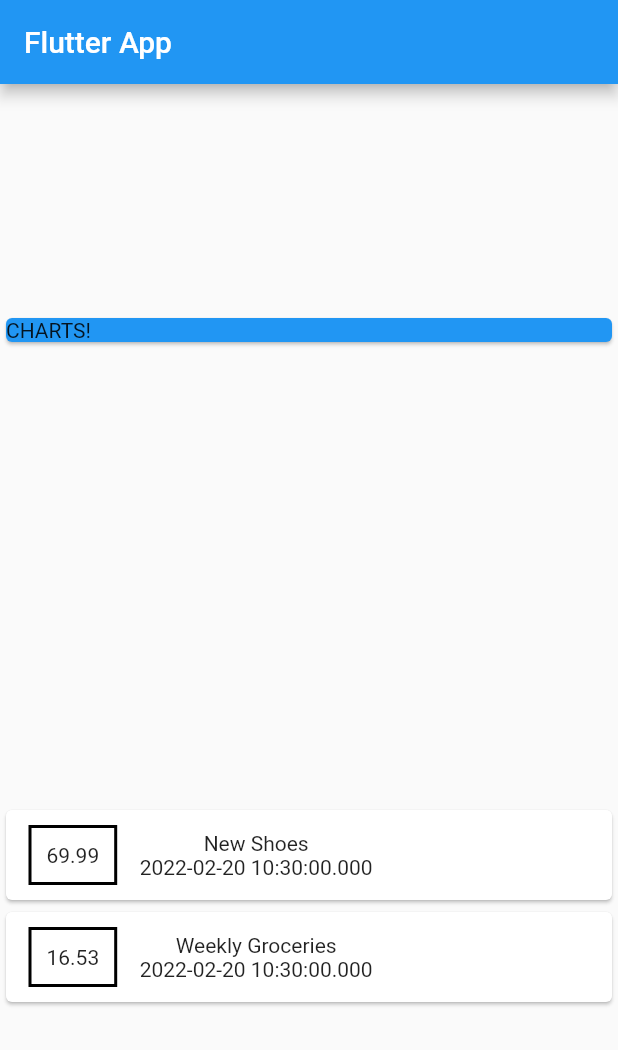
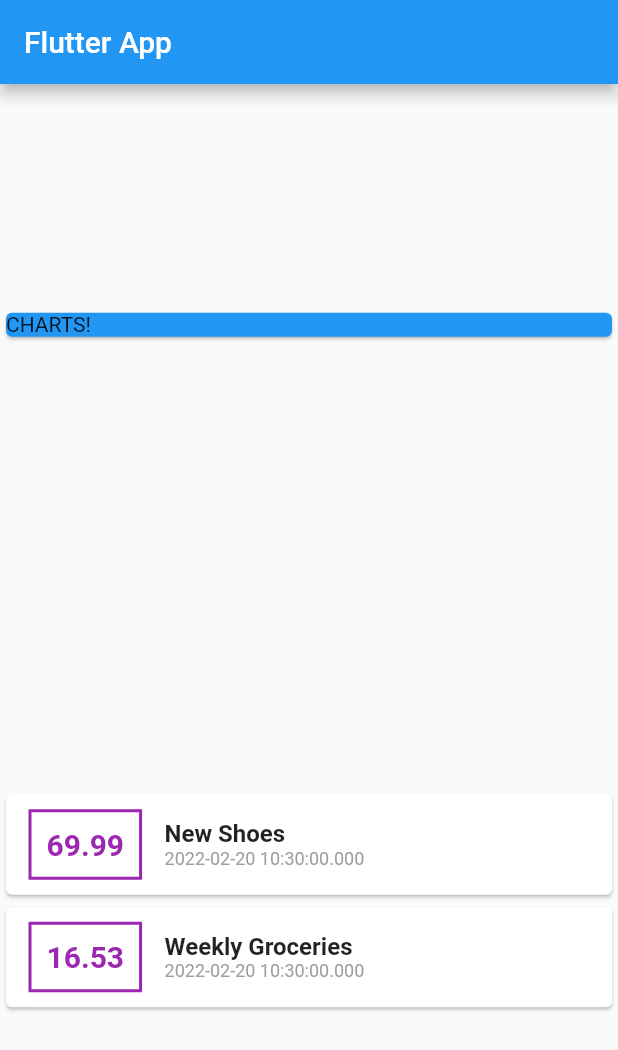
Before and after one commit to davidcopano/flutter_personal_expenses_app, a Flutter app: the screen it shows after launch, on a phone screen of 412 x 824 dp. Shown: the top 1050 px of the screen. Run offline on Flutter 3.47's test engine with Material 2 defaults, Android fonts, the phone set to English and light mode, and no system bars.

Commit message:
Following the course

```diff
--- a/lib/main.dart
+++ b/lib/main.dart
@@ -29,11 +29,13 @@ class MyHomePage extends StatelessWidget {
     ),
   ];
 
+  MyHomePage({Key key}) : super(key: key);
+
   @override
   Widget build(BuildContext context) {
     return Scaffold(
       appBar: AppBar(
-        title: Text('Flutter App'),
+        title: const Text('Flutter App'),
       ),
       body: Column(
         mainAxisAlignment: MainAxisAlignment.spaceAround,
@@ -41,7 +43,7 @@ class MyHomePage extends StatelessWidget {
         children: [
           Container(
             width: double.infinity,
-            child: Card(
+            child: const Card(
               color: Colors.blue,
               child: Text('CHARTS!'),
             ),
@@ -52,23 +54,43 @@ class MyHomePage extends StatelessWidget {
                 child: Row(
                   children: [
                     Container(
-                      margin: EdgeInsets.symmetric(
+                      margin: const EdgeInsets.symmetric(
                         vertical: 10,
                         horizontal: 15,
                       ),
-                      padding: EdgeInsets.all(10),
+                      padding: const EdgeInsets.all(10),
                       decoration: BoxDecoration(
                         border: Border.all(
-                          color: Colors.black,
+                          color: Colors.purple,
                           width: 2,
                         ),
                       ),
-                      child: Text(tx.amount.toString()),
+                      child: Text(
+                        tx.amount.toString(),
+                        style: const TextStyle(
+                          fontWeight: FontWeight.bold,
+                          fontSize: 20,
+                          color: Colors.purple,
+                        ),
+                      ),
                     ),
                     Column(
+                      crossAxisAlignment: CrossAxisAlignment.start,
                       children: [
-                        Text(tx.title),
-                        Text(tx.date.toString()),
+                        Text(
+                          tx.title,
+                          style: const TextStyle(
+                            fontWeight: FontWeight.bold,
+                            fontSize: 16,
+                          ),
+                        ),
+                        Text(
+                          tx.date.toString(),
+                          style: const TextStyle(
+                            color: Colors.grey,
+                            fontSize: 12,
+                          ),
+                        ),
                       ],
                     )
                   ],
```
